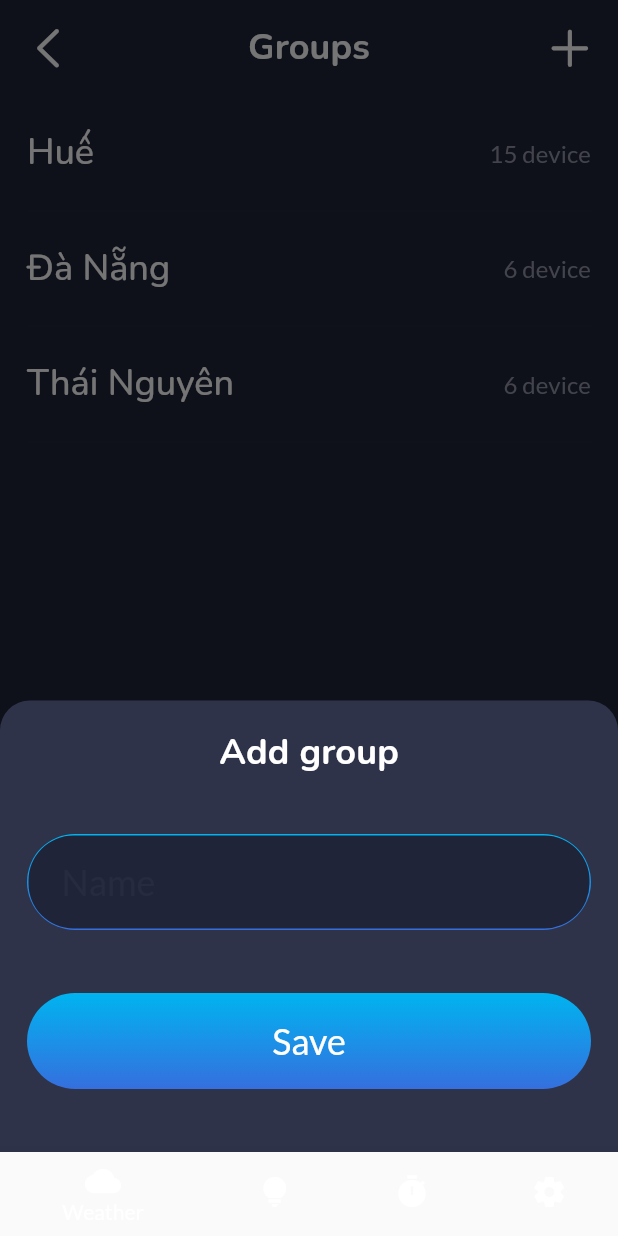
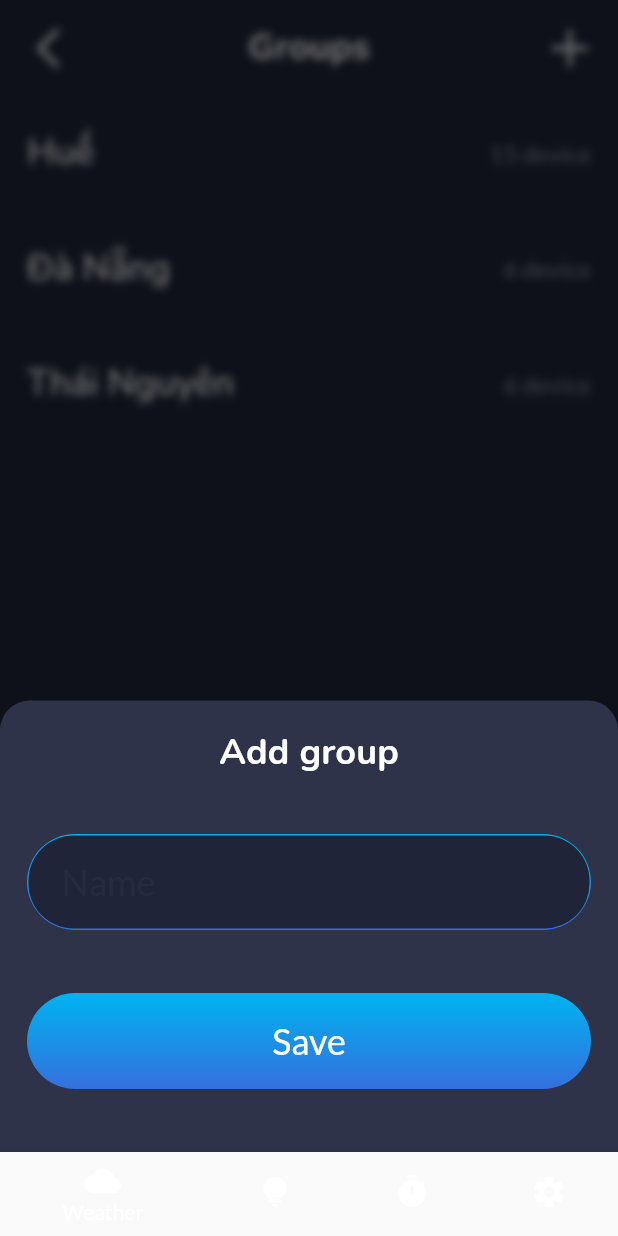
Before and after one commit to nawnguyen/remote-switcher, a Flutter app: the GroupsPage screen opened by its route, after a tap on an icon or button, on a phone screen of 412 x 824 dp. Run offline on Flutter 3.47's test engine with Material 2 defaults, Android fonts, the light colour scheme and no system bars; our stand-ins replace dartz, dio, freezed_annotation, go_router, google_fonts, hive_flutter and 2 more; accounts and stored records are empty.

Commit message:
add blurred background

```diff
--- a/lib/features/group/presentation/groups_page.dart
+++ b/lib/features/group/presentation/groups_page.dart
@@ -1,3 +1,5 @@
+import 'dart:ui';
+
 import 'package:flutter/cupertino.dart';
 import 'package:flutter/material.dart';
 import 'package:google_fonts/google_fonts.dart';
@@ -55,15 +57,18 @@ class GroupsPage extends StatelessWidget {
                   showModalBottomSheet(
                     context: context,
                       isScrollControlled:true,
-                    shape: const RoundedRectangleBorder(
+                    backgroundColor: Colors.transparent,
+                    builder: (BuildContext context) {
+                      return BackdropFilter(
+                        filter: ImageFilter.blur(sigmaX: 3, sigmaY: 3),
+                        child: Container(
+                          decoration: const BoxDecoration(
+                            color: Color(0xFF2E334A),
                             borderRadius: BorderRadius.only(
                               topLeft: Radius.circular(20),
                               topRight: Radius.circular(20),
                             ),
                           ),
-                    backgroundColor: const Color(0xFF2E334A),
-                    builder: (BuildContext context) {
-                      return Container(
                           child: Padding(
                             padding: const EdgeInsets.fromLTRB(18, 18, 18, 42),
                             child: Column(
@@ -140,6 +145,7 @@ class GroupsPage extends StatelessWidget {
                                   ),
                                 ),
                               ],
+                            ),
                           ),
                         ),
                       );
--- a/pubspec.yaml
+++ b/pubspec.yaml
@@ -72,9 +72,6 @@ flutter:
   # included with your application, so that you can use the icons in
   # the material Icons class.
   uses-material-design: true
-  assets:
-    - assets/images/Add_round.svg
-    - assets/images/Expand_left.svg
 
   # To add assets to your application, add an assets section, like this:
   # assets:
```
Lines whose indentation alone changed are shown as unchanged.
